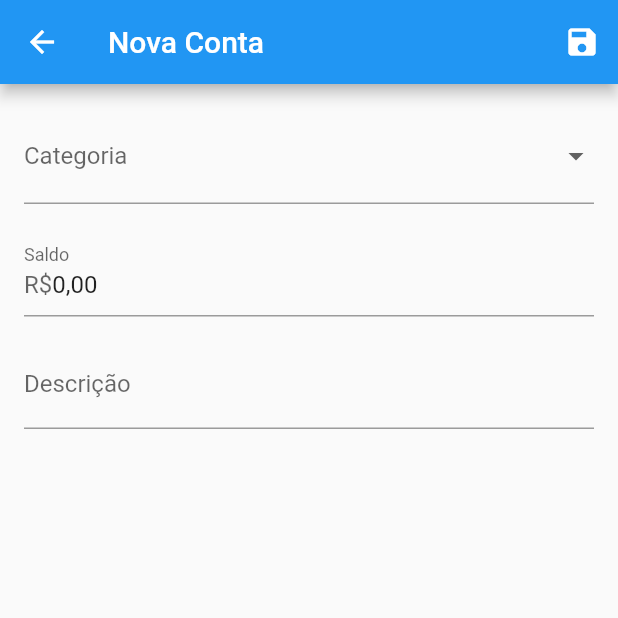
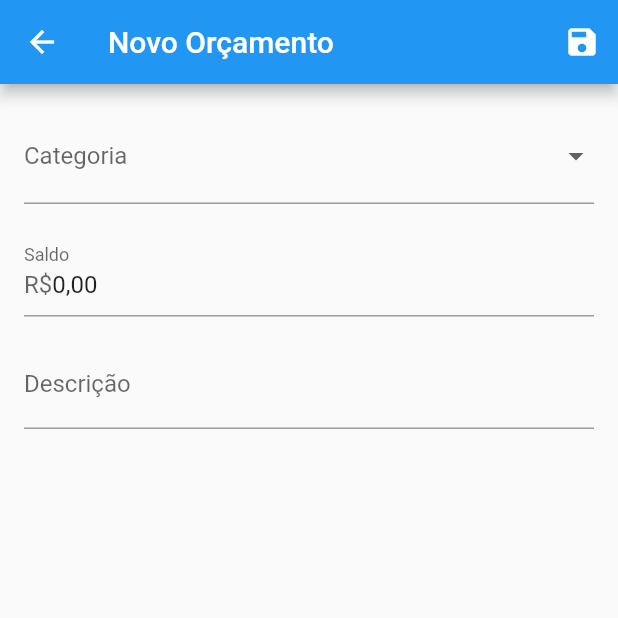
Before and after one commit to abeeatriz/da_minha_conta, a Flutter app: the NovoOrcamento screen opened directly, on a phone screen of 412 x 824 dp, the top half of it. Run offline on Flutter 3.47's test engine with Material 2 defaults, Android fonts, the phone set to English and light mode, and no system bars; our stand-ins replace extended_masked_text, image_picker, sqflite; accounts and stored records are empty.

Commit message:
Fix title

```diff
--- a/lib/screens/orcamento/novo_orcamento.dart
+++ b/lib/screens/orcamento/novo_orcamento.dart
@@ -42,7 +42,7 @@ class NovoOrcamentoState extends State<NovoOrcamento> {
   Widget build(BuildContext context) {
     return Scaffold(
       appBar: AppBar(
-        title: const Text('Nova Conta'),
+        title: const Text('Novo Orçamento'),
         actions: [
           IconButton(
             icon: const Icon(Icons.save),
```
